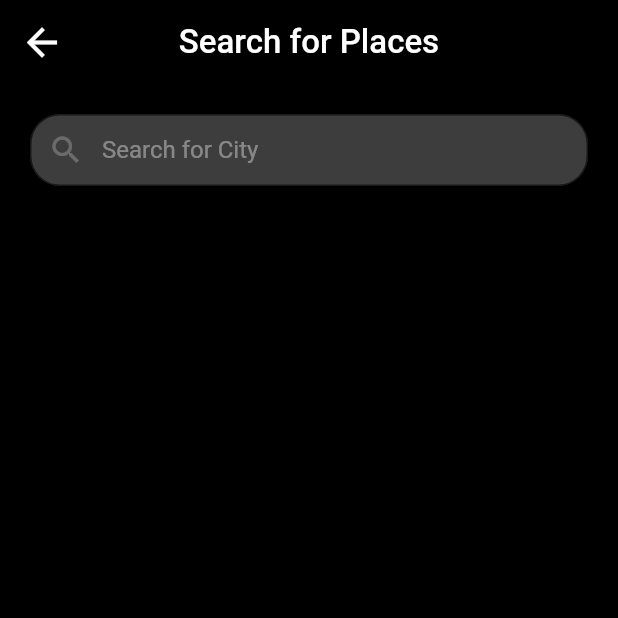
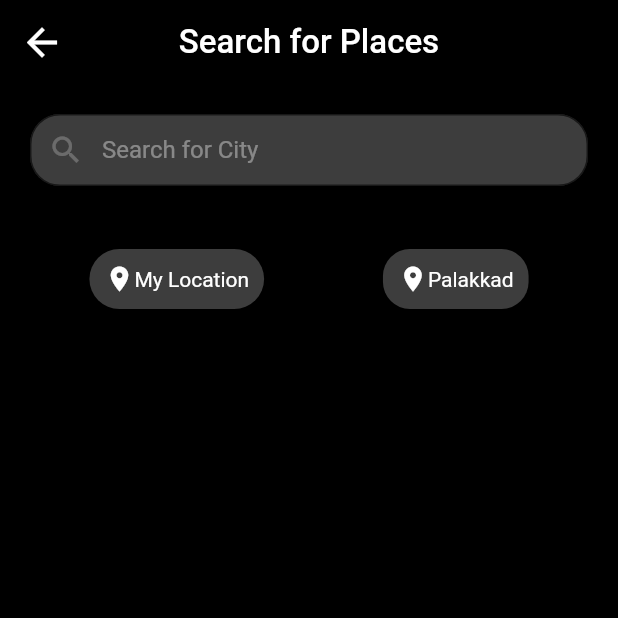
Before and after one commit to rohit5krish/weather_app, a Flutter app: the SearchPage screen opened directly, on a phone screen of 412 x 824 dp, the top half of it. Run offline on Flutter 3.47's test engine with Material 2 defaults, Android fonts, the phone set to English and light mode, and no system bars; our stand-ins replace dartz, dio, freezed_annotation, geolocator, get, shimmer.

Commit message:
Search Places

```diff
--- a/lib/controller/location_controller.dart
+++ b/lib/controller/location_controller.dart
@@ -19,9 +19,8 @@ class LocationController extends GetxController {
       }
     }
     Position position = await Geolocator.getCurrentPosition();
-    print(position);
     isLocationLoading(false);
-    Get.off(HomePage(
+    Get.offAll(HomePage(
       usrLocation: position,
     ));
   }
--- a/lib/view/core/colors.dart
+++ b/lib/view/core/colors.dart
@@ -7,8 +7,10 @@ const whiteColor = Colors.white;
 const whiteClr24 = Colors.white24;
 const greyColor = Colors.grey;
 const blueColor = Colors.blue;
-final greyClr300 = Colors.blue[300];
-final greyClr100 = Colors.blue[100];
+final blueClr300 = Colors.blue[300];
+final blueClr100 = Colors.blue[100];
+final greyClr300 = Colors.grey[800];
+final greyClr600 = Colors.grey[600];
 
 // TextStyles
 const whiteTxt14 = TextStyle(color: Colors.white);
--- a/lib/view/search/search.dart
+++ b/lib/view/search/search.dart
@@ -1,9 +1,16 @@
 import 'package:flutter/material.dart';
 import 'package:get/get.dart';
+import 'package:weather_app/controller/weather_controller.dart';
 import 'package:weather_app/view/core/colors.dart';
+import 'package:weather_app/view/home/home_page.dart';
+import 'package:weather_app/view/search/widgets/loading_widget.dart';
+import 'package:weather_app/view/search/widgets/suggestions_widget.dart';
 
 class SearchPage extends StatelessWidget {
-  const SearchPage({Key? key}) : super(key: key);
+  SearchPage({Key? key}) : super(key: key);
+
+  final WeatherController weatherCtrl = Get.put(WeatherController());
+  final _searchCtrl = TextEditingController();
 
   @override
   Widget build(BuildContext context) {
@@ -32,16 +39,17 @@ class SearchPage extends StatelessWidget {
           FocusManager.instance.primaryFocus!.unfocus();
         },
         child: SafeArea(
-            child: Column(
-          children: [
-            Padding(
-              padding: const EdgeInsets.all(20),
-              child: Container(
+            child: Padding(
+          padding: const EdgeInsets.all(20),
+          child: Column(
+            children: [
+              Container(
                 width: screenSize.width,
                 height: 60,
                 child: TextFormField(
-                  onFieldSubmitted: (value) {
-                    print(value);
+                  controller: _searchCtrl,
+                  onFieldSubmitted: (value) async {
+                    await weatherCtrl.getWeatherData(savedPlace: value);
                   },
                   style: whiteTxt14,
                   decoration: InputDecoration(
@@ -56,8 +64,53 @@ class SearchPage extends StatelessWidget {
                   ),
                 ),
               ),
-            )
-          ],
+              sbHeight30,
+              Obx(() {
+                return (weatherCtrl.isLoading.value)
+                    ? SearchLoadingEffect()
+                    : (weatherCtrl.isError.value)
+                        ? Text(
+                            'Unable to find Place.',
+                            style: whiteTxt20,
+                          )
+                        : (_searchCtrl.text.isEmpty)
+                            ? SearchSuggestions()
+                            : (weatherCtrl.weatherData.value.city != null)
+                                ? InkWell(
+                                    onTap: () async {
+                                      Get.offAll(HomePage(
+                                        place: _searchCtrl.text.trim(),
+                                      ));
+                                    },
+                                    child: Container(
+                                      width: screenSize.width * 9,
+                                      height: 80,
+                                      padding: EdgeInsets.all(10),
+                                      decoration: BoxDecoration(
+                                          color: whiteClr24,
+                                          borderRadius:
+                                              BorderRadius.circular(20)),
+                                      child: Row(
+                                        mainAxisAlignment:
+                                            MainAxisAlignment.spaceAround,
+                                        children: [
+                                          Text(
+                                            weatherCtrl
+                                                .weatherData.value.city!.name!,
+                                            style: whiteTxt22,
+                                          ),
+                                          Text(
+                                            'Country : ${weatherCtrl.weatherData.value.city!.country!}',
+                                            style: white38Txt14,
+                                          )
+                                        ],
+                                      ),
+                                    ),
+                                  )
+                                : Text('');
+              }),
+            ],
+          ),
         )),
       ),
     );
--- /dev/null
+++ b/lib/view/search/widgets/suggestions_widget.dart
@@ -0,0 +1,74 @@
+import 'package:flutter/material.dart';
+import 'package:get/get.dart';
+import 'package:weather_app/controller/location_controller.dart';
+import 'package:weather_app/controller/weather_controller.dart';
+import 'package:weather_app/view/core/colors.dart';
+import 'package:weather_app/view/home/home_page.dart';
+
+class SearchSuggestions extends StatelessWidget {
+  SearchSuggestions({Key? key}) : super(key: key);
+
+  final LocationController _locCtrl = Get.put(LocationController());
+  final WeatherController weatherCtrl = Get.put(WeatherController());
+
+  @override
+  Widget build(BuildContext context) {
+    return Row(
+      mainAxisAlignment: MainAxisAlignment.spaceAround,
+      children: [
+        InkWell(
+          onTap: () async {
+            await _locCtrl.getLocationData();
+          },
+          child: Obx(() {
+            return Container(
+              padding: EdgeInsets.all(10),
+              decoration: BoxDecoration(
+                  color: whiteClr24, borderRadius: BorderRadius.circular(20)),
+              child: Row(
+                children: [
+                  Icon(
+                    Icons.place,
+                    color: whiteColor,
+                    size: 20,
+                  ),
+                  _locCtrl.isLocationLoading.value
+                      ? CircularProgressIndicator()
+                      : Text(
+                          'My Location',
+                          style: whiteTxt14,
+                        )
+                ],
+              ),
+            );
+          }),
+        ),
+        InkWell(
+          onTap: () async {
+            Get.offAll(HomePage(
+              place: 'palakkad',
+            ));
+          },
+          child: Container(
+            padding: EdgeInsets.all(10),
+            decoration: BoxDecoration(
+                color: whiteClr24, borderRadius: BorderRadius.circular(18)),
+            child: Row(
+              children: [
+                Icon(
+                  Icons.place,
+                  color: whiteColor,
+                  size: 20,
+                ),
+                Text(
+                  'Palakkad',
+                  style: whiteTxt14,
+                )
+              ],
+            ),
+          ),
+        )
+      ],
+    );
+  }
+}
```
Also changed, not shown: lib/controller/weather_controller.dart (+3 -4 lines), lib/view/forecast/forecast_page.dart (added, +64 -0 lines), lib/view/home/home_page.dart (+21 -18 lines), lib/view/home/widgets/bottom_forecast.dart (+11 -3 lines), lib/view/home/widgets/loading_widget.dart (+8 -17 lines), lib/view/search/widgets/loading_widget.dart (added, +23 -0 lines).
